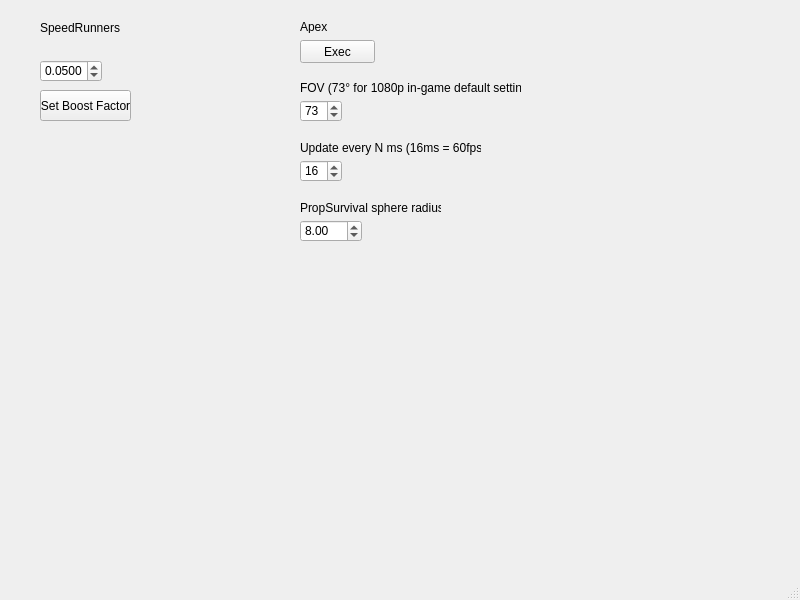
Above: speedrunners.ui from orkido/cheats before the change. Below: the same form after it.
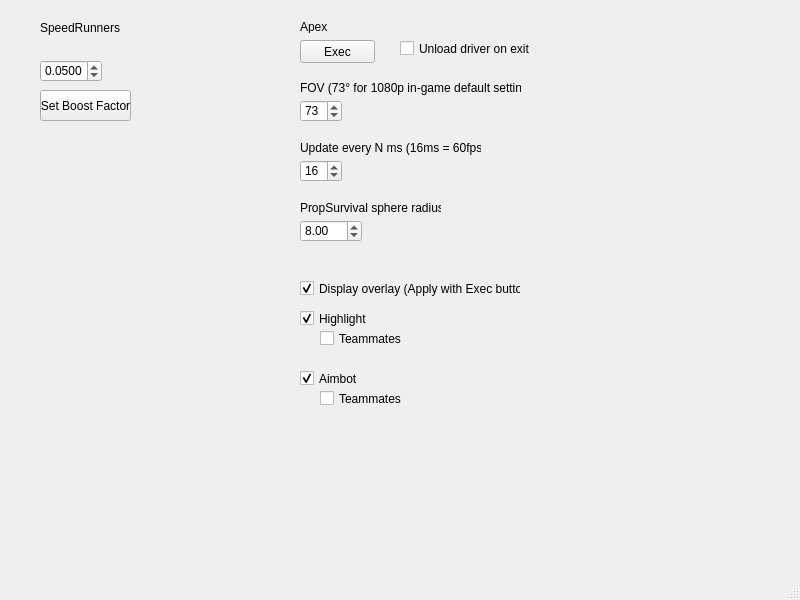
That is the form after the change.

Commit message: Update submoule and add UI features

```diff
--- a/speedrunners.ui
+++ b/speedrunners.ui
@@ -184,6 +184,93 @@
      <double>8.000000000000000</double>
     </property>
    </widget>
+   <widget class="QCheckBox" name="cb_unload_driver">
+    <property name="geometry">
+     <rect>
+      <x>400</x>
+      <y>40</y>
+      <width>131</width>
+      <height>17</height>
+     </rect>
+    </property>
+    <property name="text">
+     <string>Unload driver on exit</string>
+    </property>
+   </widget>
+   <widget class="QCheckBox" name="cb_display_overlay">
+    <property name="geometry">
+     <rect>
+      <x>300</x>
+      <y>280</y>
+      <width>221</width>
+      <height>17</height>
+     </rect>
+    </property>
+    <property name="text">
+     <string>Display overlay (Apply with Exec button)</string>
+    </property>
+    <property name="checked">
+     <bool>true</bool>
+    </property>
+   </widget>
+   <widget class="QCheckBox" name="cb_aimbot">
+    <property name="geometry">
+     <rect>
+      <x>300</x>
+      <y>370</y>
+      <width>70</width>
+      <height>17</height>
+     </rect>
+    </property>
+    <property name="text">
+     <string>Aimbot</string>
+    </property>
+    <property name="checked">
+     <bool>true</bool>
+    </property>
+   </widget>
+   <widget class="QCheckBox" name="cb_highlight">
+    <property name="geometry">
+     <rect>
+      <x>300</x>
+      <y>310</y>
+      <width>101</width>
+      <height>17</height>
+     </rect>
+    </property>
+    <property name="text">
+     <string>Highlight</string>
+    </property>
+    <property name="checked">
+     <bool>true</bool>
+    </property>
+   </widget>
+   <widget class="QCheckBox" name="cb_highlight_teammates">
+    <property name="geometry">
+     <rect>
+      <x>320</x>
+      <y>330</y>
+      <width>101</width>
+      <height>17</height>
+     </rect>
+    </property>
+    <property name="text">
+     <string>Teammates</string>
+    </property>
+   </widget>
+   <widget class="QCheckBox" name="cb_aimbot_teammates">
+    <property name="geometry">
+     <rect>
+      <x>320</x>
+      <y>390</y>
+      <width>101</width>
+      <height>17</height>
+     </rect>
+    </property>
+    <property name="text">
+     <string>Teammates</string>
+    </property>
+   </widget>
   </widget>
   <widget class="QMenuBar" name="menubar">
    <property name="geometry">
```
Left out of the diff: 96 changed lines with no effect on the pictures. The commit also changes 4 other files.
